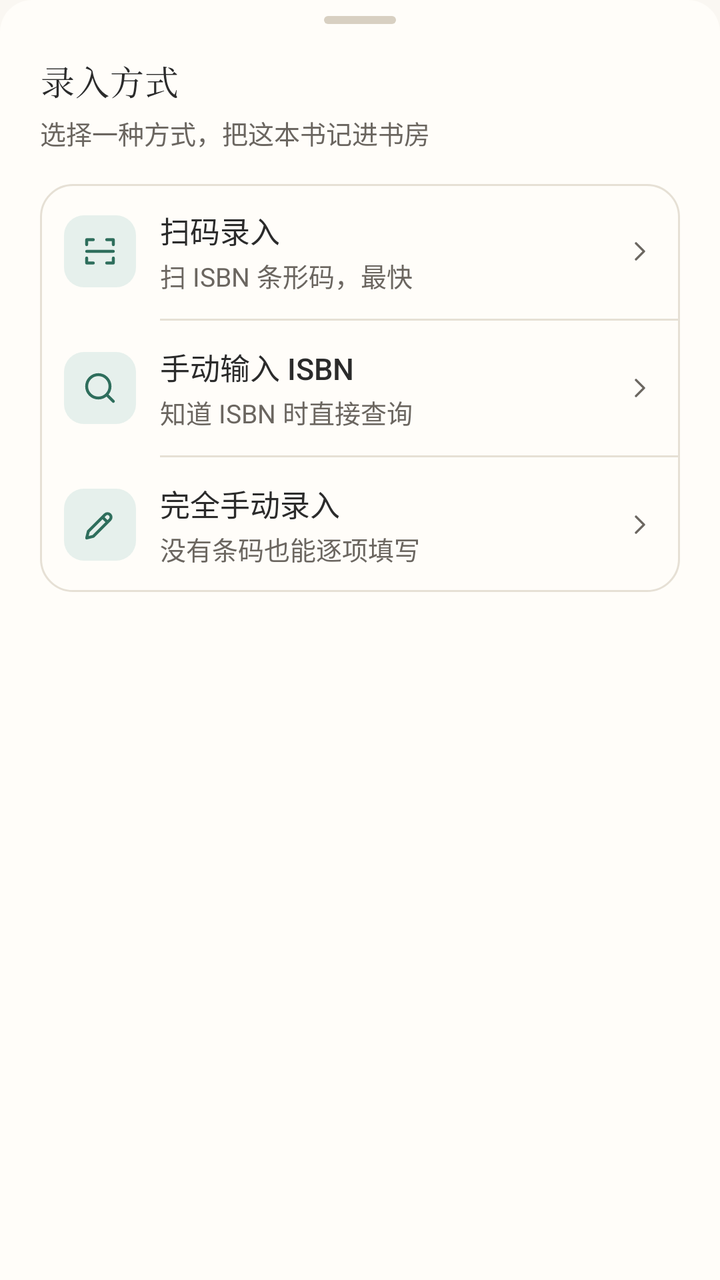
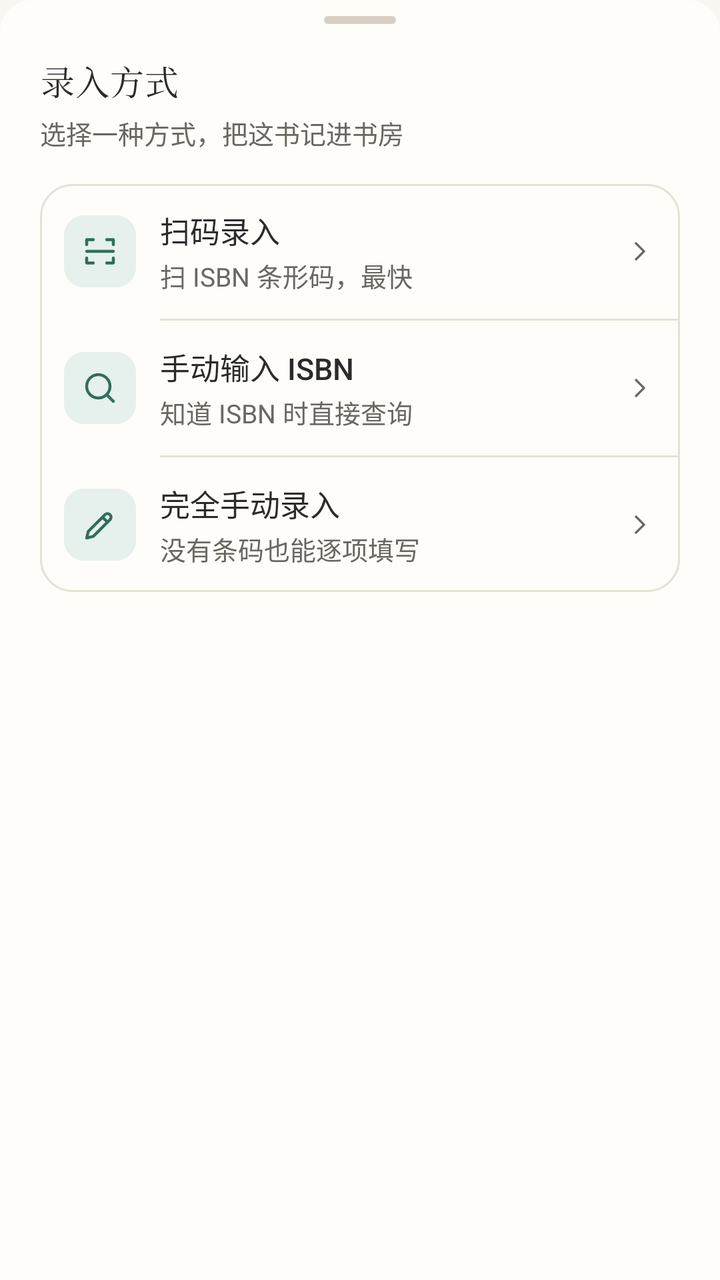

The first picture is an Android layout as it rendered before a commit; the second is the same layout after the commit. The layout source and the unified diff follow.
<!-- AndroidManifest.xml: application theme Theme.Bookshelf -->
<!-- res/layout/sheet_add_book.xml -->
<?xml version="1.0" encoding="utf-8"?>
<ScrollView xmlns:android="http://schemas.android.com/apk/res/android"
    xmlns:app="http://schemas.android.com/apk/res-auto"
    android:id="@+id/sheet_scroll"
    android:layout_width="match_parent"
    android:layout_height="wrap_content"
    android:background="@drawable/bg_bottom_sheet"
    android:clipToPadding="false"
    android:fillViewport="true"
    android:scrollbars="none">

    <LinearLayout
        android:id="@+id/sheet_content"
        android:layout_width="match_parent"
        android:layout_height="wrap_content"
        android:orientation="vertical"
        android:paddingStart="@dimen/space_xl"
        android:paddingTop="@dimen/space_sm"
        android:paddingEnd="@dimen/space_xl"
        android:paddingBottom="@dimen/space_xl">

        <View
            android:layout_width="36dp"
            android:layout_height="4dp"
            android:layout_gravity="center_horizontal"
            android:background="@drawable/bg_sheet_handle" />

        <TextView
            style="@style/Text.Bookshelf.SerifHeadline"
            android:layout_width="wrap_content"
            android:layout_height="wrap_content"
            android:layout_marginTop="@dimen/space_lg"
            android:text="录入方式"
            android:textColor="?attr/on_surface" />

        <TextView
            android:layout_width="wrap_content"
            android:layout_height="wrap_content"
            android:layout_marginTop="4dp"
            android:text="选择一种方式，把这本书记进书房"
            android:textColor="?attr/on_surface_variant"
            android:textSize="@dimen/text_body_small" />

        <LinearLayout
            android:layout_width="match_parent"
            android:layout_height="wrap_content"
            android:layout_marginTop="@dimen/space_lg"
            android:background="@drawable/bg_card"
            android:orientation="vertical">

            <LinearLayout
                android:id="@+id/row_scan"
                android:layout_width="match_parent"
                android:layout_height="wrap_content"
                android:background="?attr/selectableItemBackground"
                android:clickable="true"
                android:focusable="true"
                android:gravity="center_vertical"
                android:padding="@dimen/space_md">

                <ImageView
                    android:layout_width="@dimen/mine_icon_box"
                    android:layout_height="@dimen/mine_icon_box"
                    android:background="@drawable/bg_icon_container"
                    android:contentDescription="扫码录入"
                    android:padding="8dp"
                    android:src="@drawable/ic_scan_line"
                    app:tint="?attr/colorPrimary" />

                <LinearLayout
                    android:layout_width="0dp"
                    android:layout_height="wrap_content"
                    android:layout_marginStart="@dimen/space_md"
                    android:layout_weight="1"
                    android:orientation="vertical">

                    <TextView
                        style="@style/MineRowTitle"
                        android:text="扫码录入" />

                    <TextView
                        style="@style/MineRowSubtitle"
                        android:text="扫 ISBN 条形码，最快" />
                </LinearLayout>

                <ImageView style="@style/MineRowChevron" />
            </LinearLayout>

            <View
                android:layout_width="match_parent"
                android:layout_height="1dp"
                android:layout_marginStart="60dp"
                android:background="?attr/outline" />

            <LinearLayout
                android:id="@+id/row_isbn"
                android:layout_width="match_parent"
                android:layout_height="wrap_content"
                android:background="?attr/selectableItemBackground"
                android:clickable="true"
                android:focusable="true"
                android:gravity="center_vertical"
                android:padding="@dimen/space_md">

                <ImageView
                    android:layout_width="@dimen/mine_icon_box"
                    android:layout_height="@dimen/mine_icon_box"
                    android:background="@drawable/bg_icon_container"
                    android:contentDescription="手动输入 ISBN"
                    android:padding="8dp"
                    android:src="@drawable/ic_search"
                    app:tint="?attr/colorPrimary" />

                <LinearLayout
                    android:layout_width="0dp"
                    android:layout_height="wrap_content"
                    android:layout_marginStart="@dimen/space_md"
                    android:layout_weight="1"
                    android:orientation="vertical">

                    <TextView
                        style="@style/MineRowTitle"
                        android:text="手动输入 ISBN" />

                    <TextView
                        style="@style/MineRowSubtitle"
                        android:text="知道 ISBN 时直接查询" />
                </LinearLayout>

                <ImageView style="@style/MineRowChevron" />
            </LinearLayout>

            <View
                android:layout_width="match_parent"
                android:layout_height="1dp"
                android:layout_marginStart="60dp"
                android:background="?attr/outline" />

            <LinearLayout
                android:id="@+id/row_manual"
                android:layout_width="match_parent"
                android:layout_height="wrap_content"
                android:background="?attr/selectableItemBackground"
                android:clickable="true"
                android:focusable="true"
                android:gravity="center_vertical"
                android:padding="@dimen/space_md">

                <ImageView
                    android:layout_width="@dimen/mine_icon_box"
                    android:layout_height="@dimen/mine_icon_box"
                    android:background="@drawable/bg_icon_container"
                    android:contentDescription="完全手动录入"
                    android:padding="8dp"
                    android:src="@drawable/ic_edit"
                    app:tint="?attr/colorPrimary" />

                <LinearLayout
                    android:layout_width="0dp"
                    android:layout_height="wrap_content"
                    android:layout_marginStart="@dimen/space_md"
                    android:layout_weight="1"
                    android:orientation="vertical">

                    <TextView
                        style="@style/MineRowTitle"
                        android:text="完全手动录入" />

                    <TextView
                        style="@style/MineRowSubtitle"
                        android:text="没有条码也能逐项填写" />
                </LinearLayout>

                <ImageView style="@style/MineRowChevron" />
            </LinearLayout>
        </LinearLayout>
    </LinearLayout>
</ScrollView>
<!-- resources referenced by this layout -->
<resources>
  <dimen name="mine_icon_box">36dp</dimen>
  <dimen name="space_lg">16dp</dimen>
  <dimen name="space_md">12dp</dimen>
  <dimen name="space_sm">8dp</dimen>
  <dimen name="space_xl">20dp</dimen>
  <dimen name="text_body_small">13sp</dimen>
  <!-- drawable bg_icon_container (drawable) -->
  <?xml version="1.0" encoding="utf-8"?>
  <shape xmlns:android="http://schemas.android.com/apk/res/android" android:shape="rectangle">
      <solid android:color="?attr/primary_container" />
      <corners android:radius="10dp" />
  </shape>
  <!-- drawable bg_sheet_handle (drawable) -->
  <?xml version="1.0" encoding="utf-8"?>
  <shape xmlns:android="http://schemas.android.com/apk/res/android" android:shape="rectangle">
      <solid android:color="?attr/outline_strong" />
      <corners android:radius="2dp" />
  </shape>
  <style name="Text.Bookshelf.SerifHeadline">
          <item name="android:fontFamily">serif</item>
          <item name="android:textSize">@dimen/text_headline</item>
          <item name="android:includeFontPadding">false</item>
          <item name="android:letterSpacing">0.02</item>
      </style>
  <dimen name="card_corner">16dp</dimen>
  <dimen name="text_body">15sp</dimen>
  <dimen name="text_headline">17sp</dimen>
  <color name="primary">#2E6E5C</color>
  <color name="primary_dark">#1F4D40</color>
  <color name="accent">#C08A3E</color>
  <color name="chip_bg">#E8F0ED</color>
  <color name="green_container">#E6F0EC</color>
  <color name="green_on_container">#1C4A3E</color>
  <color name="green_page">#FAF7F2</color>
  <color name="green_surface">#FFFDF9</color>
  <color name="green_surface_dim">#F3EEE6</color>
  <color name="green_outline">#E6E0D5</color>
  <color name="green_outline_strong">#D8D0C2</color>
  <color name="bg_page">#FAF7F2</color>
  <color name="surface">#FFFDF9</color>
  <color name="surface_dim">#F4F0E9</color>
  <color name="outline">#E6E0D5</color>
  <color name="outline_strong">#CFC5B4</color>
  <color name="text_main">#2B2B2B</color>
  <color name="text_sub">#6B6660</color>
  <color name="accent_text">#8A5A1A</color>
  <style name="Widget.Bookshelf.MaterialCard" parent="Widget.Material3.CardView.Outlined">
          <item name="cardCornerRadius">@dimen/card_corner</item>
          <item name="cardElevation">0dp</item>
          <item name="strokeColor">?attr/outline</item>
          <item name="strokeWidth">1dp</item>
      </style>
  <style name="Widget.Bookshelf.ChipGroup" parent="Widget.Material3.ChipGroup">
          <item name="chipSpacingHorizontal">8dp</item>
          <item name="chipSpacingVertical">4dp</item>
          <item name="singleLine">false</item>
      </style>
  <style name="ThemeOverlay.Bookshelf.BottomSheet" parent="ThemeOverlay.Material3.BottomSheetDialog">
          <item name="bottomSheetStyle">@style/Widget.Bookshelf.BottomSheet</item>
      </style>
  <style name="ShapeAppearance.Bookshelf.Medium" parent="ShapeAppearance.Material3.Corner.Medium">
          <item name="cornerSize">@dimen/radius_md</item>
      </style>
  <dimen name="radius_md">12dp</dimen>
  <style name="ShapeAppearance.Bookshelf.Pill" parent="ShapeAppearance.Material3.Corner.Full">
          <item name="cornerSize">50%</item>
      </style>
  <style name="TextAppearance.Bookshelf.DialogTitle" parent="MaterialAlertDialog.Material3.Title.Text">
          <item name="android:textSize">@dimen/text_title_toolbar</item>
          <item name="android:textStyle">bold</item>
          <item name="android:textColor">?attr/on_surface</item>
      </style>
  <style name="Widget.Bookshelf.Button.Dialog" parent="Widget.Material3.Button.TextButton.Dialog">
          <item name="android:textSize">@dimen/text_body_small</item>
          <item name="android:textAllCaps">false</item>
      </style>
  <style name="ShapeAppearance.Bookshelf.Dialog" parent="ShapeAppearance.Material3.Corner.Large">
          <item name="cornerSize">@dimen/card_corner</item>
      </style>
  <dimen name="text_title_toolbar">16sp</dimen>
  <!-- unchanged entries left out for length: 18 -->
</resources>

<!-- the commit's change to res/layout/sheet_add_book.xml (unified diff, before → after) -->
@@ -37,7 +37,7 @@
             android:layout_width="wrap_content"
             android:layout_height="wrap_content"
             android:layout_marginTop="4dp"
-            android:text="选择一种方式，把这本书记进书房"
+            android:text="选择一种方式，把这书记进书房"
             android:textColor="?attr/on_surface_variant"
             android:textSize="@dimen/text_body_small" />
 
